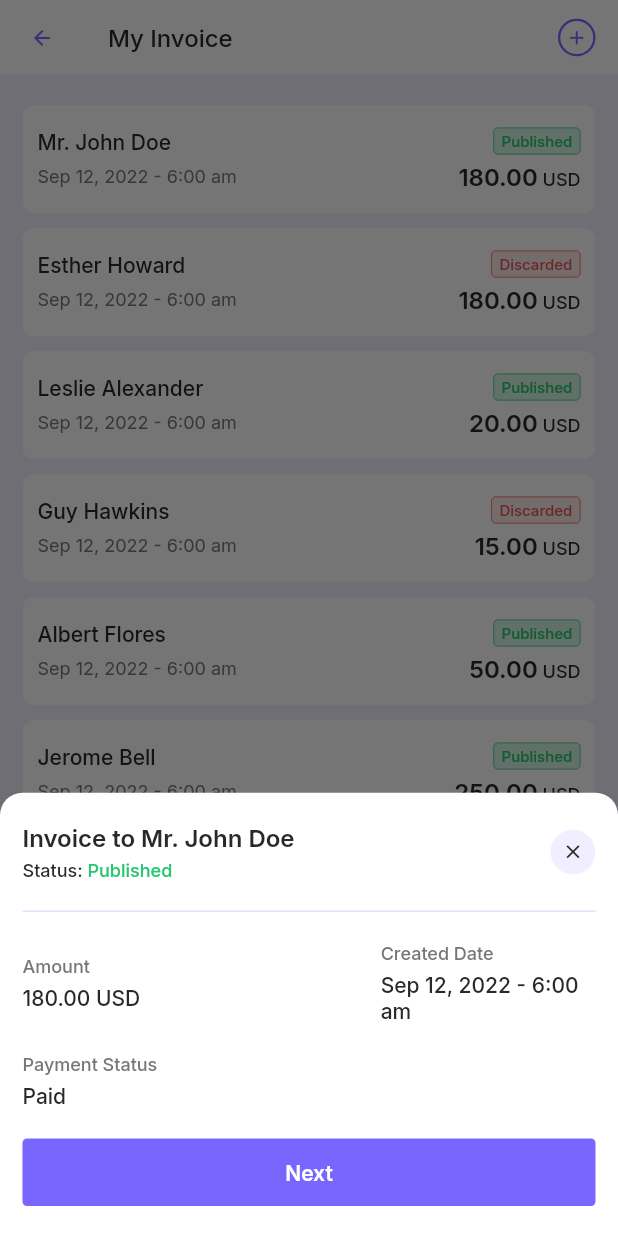
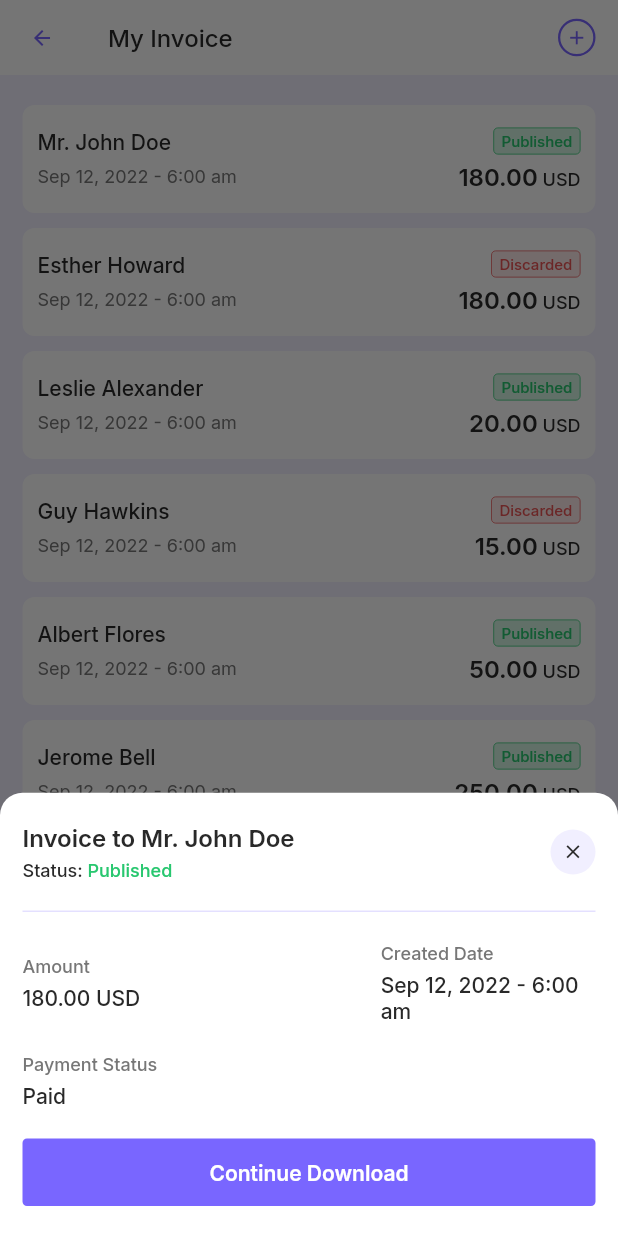
Before and after one commit to Sarthak-source/x-cash, a Flutter app: the MyInvoiceScreen screen opened by its route, after a tap on "Mr. John Doe", on a phone screen of 412 x 824 dp. Run offline on Flutter 3.47's test engine with Material 2 defaults, Android fonts, the phone set to English and light mode, and no system bars; our stand-ins replace flutter_svg, get, google_fonts, simple_animations.

Commit message:
change_button_name

```diff
--- a/lib/view/screens/invoice/widget/my_invoice_bottom_sheet.dart
+++ b/lib/view/screens/invoice/widget/my_invoice_bottom_sheet.dart
@@ -107,11 +107,11 @@ class MyInvoiceBottomSheet{
               const SizedBox(height: Dimensions.space20),
 
               CustomAnimatedButton(
-                  onTap: (){},
+                  onTap: (){}, // add web view
                   height: 45,
                   width: MediaQuery.of(context).size.width,
                   backgroundColor: MyColor.primaryColor,
-                  child: Text(MyStrings.next, textAlign: TextAlign.center, style: interRegularDefault.copyWith(color: MyColor.colorWhite, fontWeight: FontWeight.w600)),
+                  child: Text(MyStrings.continueDownload, textAlign: TextAlign.center, style: interRegularDefault.copyWith(color: MyColor.colorWhite, fontWeight: FontWeight.w600)),
               )
             ],
           ),
```
